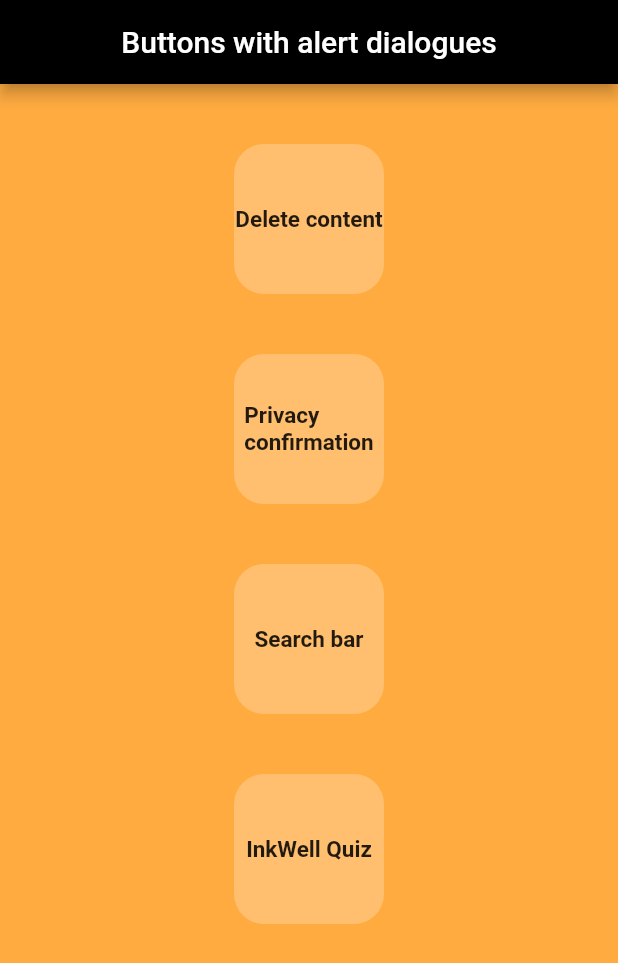
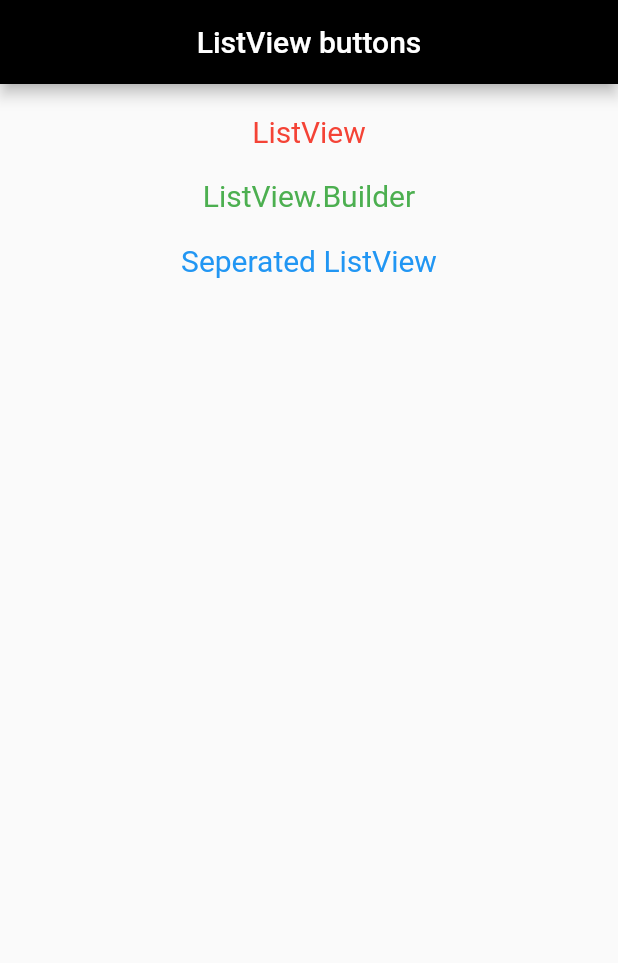
Before and after one commit to nehmajmudar/demo_flutter, a Flutter app: the screen it shows after launch, on a phone screen of 412 x 824 dp. Shown: the top 963 px of the screen. Run offline on Flutter 3.47's test engine with Material 2 defaults, Android fonts, the phone set to English and light mode, and no system bars.

Commit message:
Task of 18th-Listview

```diff
--- a/lib/main.dart
+++ b/lib/main.dart
@@ -1,4 +1,7 @@
-import 'package:demo_flutter/screens/demo_buttons.dart';
+import 'package:demo_flutter/ui/home_screen.dart';
+import 'package:demo_flutter/ui/listview_builder_screen.dart';
+import 'package:demo_flutter/ui/listview_screen.dart';
+import 'package:demo_flutter/ui/separated_listview_screen.dart';
 import 'package:flutter/cupertino.dart';
 import 'package:flutter/material.dart';
 void main() {
@@ -16,7 +19,10 @@ class MyApp extends StatelessWidget {
       ),
       initialRoute: '/',
       routes: {
-        '/': (context) => DemoButtons(),
+        '/': (context) => HomeScreen(),
+        '/listview_screen': (context) => ListviewScreen(),
+        '/listview_builder_screen': (context) => ListviewBuilderScreen(),
+        '/separated_listview_screen': (context) => SeparatedListviewScreen()
       },
     );
   }
--- a/lib/res/colors.dart
+++ b/lib/res/colors.dart
@@ -9,4 +9,11 @@ class AppColors{
   static final Color colorGrey=Color(0xFF9E9E9E);
   static final Color colorGrey300=Color(0xFFE0E0E0);
   static final Color colorBlue=Color(0xFF2196F3);
+  static final Color colorRed=Color(0xFFF44336);
+  static final Color colorSilver=Color(0xFFC0C0C0);
+  static final Color colorBronze=Color(0xFFCD7F32);
+  static final Color colorGold=Color(0xFFFFD700);
+  static final Color colorMaroon=Color(0xFF800000);
+  static final Color colorMagenta=Color(0xFFFF00FF);
+  static final Color colorTurquoise=Color(0xFF30D5CD);
 }
--- a/lib/res/strings.dart
+++ b/lib/res/strings.dart
@@ -27,4 +27,14 @@ class AppString{
   static final List<String> txtDropDownOptionsChoices=["Automatic","Always","Never"];
   static final String txtDropDownCurrentOption="Automatic";
   static final String txtRadioGroupPosition="Position";
+  static final String txtListviewButtons="ListView buttons";
+  static final String txtListView="ListView";
+  static final String txtListViewBuilder="ListView.Builder";
+  static final String txtSeperatedListView="Seperated ListView";
+  static final String txtGold="Gold";
+  static final String txtSilver="Silver";
+  static final String txtBronze="Bronze";
+  static final String txtMaroon="Maroon";
+  static final String txtMagenta="Magenta";
+  static final String txtTurquoise="Turquoise";
 }
--- a/lib/screens/demo_buttons.dart
+++ /dev/null
@@ -1,146 +0,0 @@
-import 'package:demo_flutter/custom_dialogues/delete_custom_alert.dart';
-import 'package:demo_flutter/custom_dialogues/inkwell_custom_alert.dart';
-import 'package:demo_flutter/custom_dialogues/privacyInfo_custom_alert.dart';
-import 'package:demo_flutter/custom_dialogues/searchbar_custom_alert.dart';
-import 'package:demo_flutter/res/colors.dart';
-import 'package:demo_flutter/res/strings.dart';
-import 'package:flutter/material.dart';
-
-class DemoButtons extends StatefulWidget {
-  const DemoButtons({Key? key}) : super(key: key);
-
-  @override
-  _DemoButtonsState createState() => _DemoButtonsState();
-}
-
-class _DemoButtonsState extends State<DemoButtons> {
-  @override
-  Widget build(BuildContext context) {
-    return Scaffold(
-      resizeToAvoidBottomInset: false,
-      appBar: AppBar(
-        backgroundColor: AppColors.colorBlack,
-        title: Text(AppString.txtButtonsWithAlertDialogues,style: TextStyle(color: AppColors.colorWhite),),
-        centerTitle: true,
-      ),
-      backgroundColor: AppColors.colorOrangeAccent,
-      body: SingleChildScrollView(
-        child: Center(
-          child: Column(
-            children: [
-              GestureDetector(
-                  child: Container(
-                    height: 100,
-                    margin: EdgeInsets.only(top: 40.0,bottom: 40.0),
-                    width: 100,
-                    alignment: Alignment.center,
-                    child: Text(AppString.txtDeleteContent,style: TextStyle(fontSize: 15,fontWeight: FontWeight.bold),),
-                    decoration: BoxDecoration(
-                        color: AppColors.colorWhite24,
-                        borderRadius: BorderRadius.circular(20.0)
-                    ),
-                  ),
-                  onTap: (){
-                    showDialog(
-                        context: context,
-                        barrierDismissible: false,
-                        builder: (BuildContext context){
-                          return DeleteCustomAlert(title: AppString.txtDeleteContent, content: AppString.txtAreYouSureToRemoveTheContent);
-                        }
-                    );
-                    // setState(() {});
-                  }
-              ),
-              GestureDetector(
-                  child: Container(
-                    height: 100,
-                    width: 100,
-                    margin: EdgeInsets.only(bottom: 40.0),
-                    alignment: Alignment.center,
-                    child: Text(AppString.txtPrivacyConfirmation,style: TextStyle(fontSize: 15,fontWeight: FontWeight.bold),),
-                    decoration: BoxDecoration(
-                        color: AppColors.colorWhite24,
-                        borderRadius: BorderRadius.circular(20.0)
-                    ),
-                  ),
-                  onTap: (){
-                    showDialog(
-                        context: context,
-                        barrierDismissible: false,
-                        builder: (BuildContext context){
-                          return PrivacyCustomAlert(title: AppString.txtPrivacyInfo, content: AppString.txtTheBackupsWithThisFunctionalityMayContainSomeSensitiveData);
-                        }
-                    );
-                    setState(() {});
-                  }
-              ),
-              GestureDetector(
-                  child: Container(
-                    height: 100,
-                    width: 100,
-                    margin: EdgeInsets.only(bottom: 40.0),
-                    alignment: Alignment.center,
-                    child: Text(AppString.txtSearchBar,style: TextStyle(fontSize: 15,fontWeight: FontWeight.bold),),
-                    decoration: BoxDecoration(
-                        color: AppColors.colorWhite24,
-                        borderRadius: BorderRadius.circular(20.0)
-                    ),
-                  ),
-                  onTap: (){
-                    showDialog(
-                        context: context,
-                        barrierDismissible: false,
-                        builder: (BuildContext context){
-                          return SearchbarCustomAlert(title: AppString.txtSearchBar, content: AppString.txtSelectTheSearchBar);
-                        }
-                    );
-                    setState(() {});
-                  }
-              ),
-              InkWell(
-                splashColor: AppColors.colorGreen,
-                child: Container(
-                  height: 100,
-                  width: 100,
-                  alignment: Alignment.center,
-                  child: Text(AppString.txtInkWellQuiz,style: TextStyle(fontSize: 15,fontWeight: FontWeight.bold),),
-                  decoration: BoxDecoration(
-                      color: AppColors.colorWhite24,
-                      borderRadius: BorderRadius.circular(20.0)
-                  ),
-                ),
-                onTap: (){
-                  showDialog(
-                      context: context,
-                      barrierDismissible: false,
-                      builder: (BuildContext context){
-                        return InkwellCustomAlert(title: AppString.txtWhoaTakeItEasy, content: AppString.txtYouCanOnlyPost1QuizIn2Minutes);
-                      }
-                  );
-                },
-                onDoubleTap: (){
-                  showDialog(
-                      context: context,
-                      barrierDismissible: false,
-                      builder: (BuildContext context){
-                        return InkwellCustomAlert(title: AppString.txtDoYouWantToFinishTheQuiz, content: AppString.txtYouDidIt);
-                      }
-                  );
-                },
-                onLongPress: (){
-                  showDialog(
-                      context: context,
-                      barrierDismissible: false,
-                      builder: (BuildContext context){
-                        return InkwellCustomAlert(title: AppString.txtOopsTheQuiz, content: AppString.txtYouCanTryAgain);
-                      }
-                  );
-                },
-              ),
-            ],
-          ),
-        ),
-      ),
-    );
-  }
-}
--- /dev/null
+++ b/lib/ui/home_screen.dart
@@ -0,0 +1,56 @@
+import 'package:demo_flutter/res/colors.dart';
+import 'package:demo_flutter/res/strings.dart';
+import 'package:flutter/material.dart';
+
+class HomeScreen extends StatefulWidget {
+  const HomeScreen({Key? key}) : super(key: key);
+
+  @override
+  _HomeScreenState createState() => _HomeScreenState();
+}
+
+class _HomeScreenState extends State<HomeScreen> {
+  @override
+  Widget build(BuildContext context) {
+    return Scaffold(
+      appBar: AppBar(
+        backgroundColor: AppColors.colorBlack,
+        title: Text(AppString.txtListviewButtons),
+        centerTitle: true,
+      ),
+      body: Center(
+        child: Column(
+          children: [
+            GestureDetector(
+              child: Container(
+                child: Text(AppString.txtListView,style: TextStyle(color: AppColors.colorRed,fontSize: 20),),
+                margin: EdgeInsets.only(top: 20.0, bottom: 20.0),
+              ),
+              onTap: (){
+                Navigator.pushNamed(context, '/listview_screen');
+              },
+            ),
+            GestureDetector(
+              child: Container(
+                child: Text(AppString.txtListViewBuilder,style: TextStyle(color: AppColors.colorGreen,fontSize: 20),),
+                margin: EdgeInsets.only(bottom: 20.0),
+              ),
+              onTap: (){
+                Navigator.pushNamed(context, '/listview_builder_screen');
+              },
+            ),
+            GestureDetector(
+              child: Container(
+                child: Text(AppString.txtSeperatedListView,style: TextStyle(color: AppColors.colorBlue,fontSize: 20),),
+                margin: EdgeInsets.only(bottom: 20.0),
+              ),
+              onTap: (){
+                Navigator.pushNamed(context, '/separated_listview_screen');
+              },
+            ),
+          ],
+        ),
+      ),
+    );
+  }
+}
```
Also changed, not shown: lib/custom_dialogues/delete_custom_alert.dart (deleted, +0 -108 lines), lib/custom_dialogues/inkwell_custom_alert.dart (deleted, +0 -57 lines), lib/custom_dialogues/privacyInfo_custom_alert.dart (deleted, +0 -106 lines), lib/custom_dialogues/searchbar_custom_alert.dart (deleted, +0 -94 lines), lib/ui/listview_builder_screen.dart (added, +39 -0 lines), lib/ui/listview_screen.dart (added, +65 -0 lines), lib/ui/separated_listview_screen.dart (added, +40 -0 lines).
